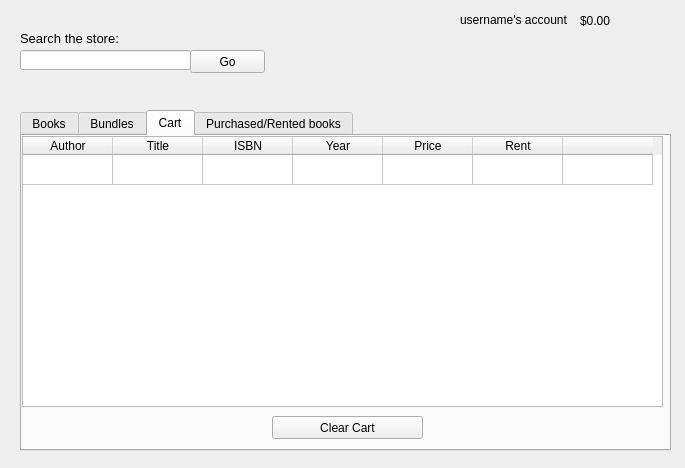
The window that mainwindow.ui (mprevir/bookstore_customer) describes before a commit, drawn with Qt 5.
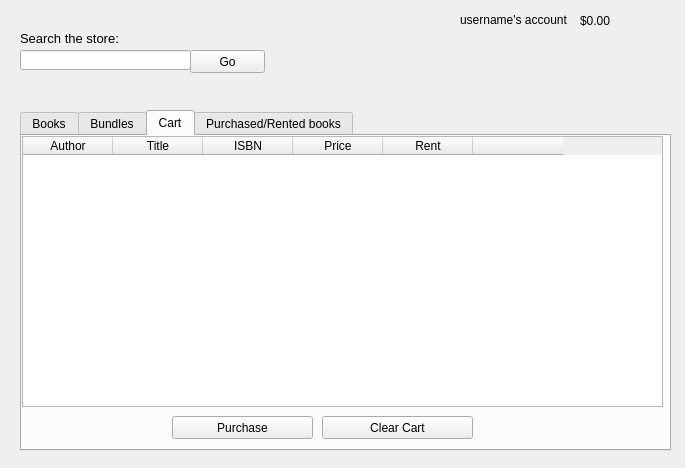
The same window after the commit. The open tabs and pages were chosen to show the change.

```diff
--- a/mainwindow.ui
+++ b/mainwindow.ui
@@ -171,11 +171,6 @@
       <attribute name="verticalHeaderVisible">
        <bool>false</bool>
       </attribute>
-      <row>
-       <property name="text">
-        <string>test</string>
-       </property>
-      </row>
       <column>
        <property name="text">
         <string>Author</string>
@@ -191,11 +186,6 @@
         <string>ISBN</string>
        </property>
       </column>
-      <column>
-       <property name="text">
-        <string>Year</string>
-       </property>
-      </column>
       <column>
        <property name="text">
         <string>Price</string>
@@ -211,40 +201,11 @@
         <string/>
        </property>
       </column>
-      <item row="0" column="0">
-       <property name="text">
-        <string/>
-       </property>
-      </item>
-      <item row="0" column="5">
-       <property name="text">
-        <string/>
-       </property>
-       <property name="font">
-        <font>
-         <pointsize>10</pointsize>
-         <weight>75</weight>
-         <bold>true</bold>
-        </font>
-       </property>
-       <property name="textAlignment">
-        <set>AlignHCenter|AlignVCenter|AlignCenter</set>
-       </property>
-       <property name="foreground">
-        <brush brushstyle="NoBrush">
-         <color alpha="255">
-          <red>0</red>
-          <green>0</green>
-          <blue>0</blue>
-         </color>
-        </brush>
-       </property>
-      </item>
      </widget>
      <widget class="QPushButton" name="pushButton_2">
       <property name="geometry">
        <rect>
-        <x>250</x>
+        <x>300</x>
         <y>280</y>
         <width>151</width>
         <height>23</height>
@@ -254,6 +215,19 @@
        <string>Clear Cart</string>
       </property>
      </widget>
+     <widget class="QPushButton" name="pushButton_3">
+      <property name="geometry">
+       <rect>
+        <x>150</x>
+        <y>280</y>
+        <width>141</width>
+        <height>23</height>
+       </rect>
+      </property>
+      <property name="text">
+       <string>Purchase</string>
+      </property>
+     </widget>
     </widget>
     <widget class="QWidget" name="tab_4">
      <attribute name="title">
```
